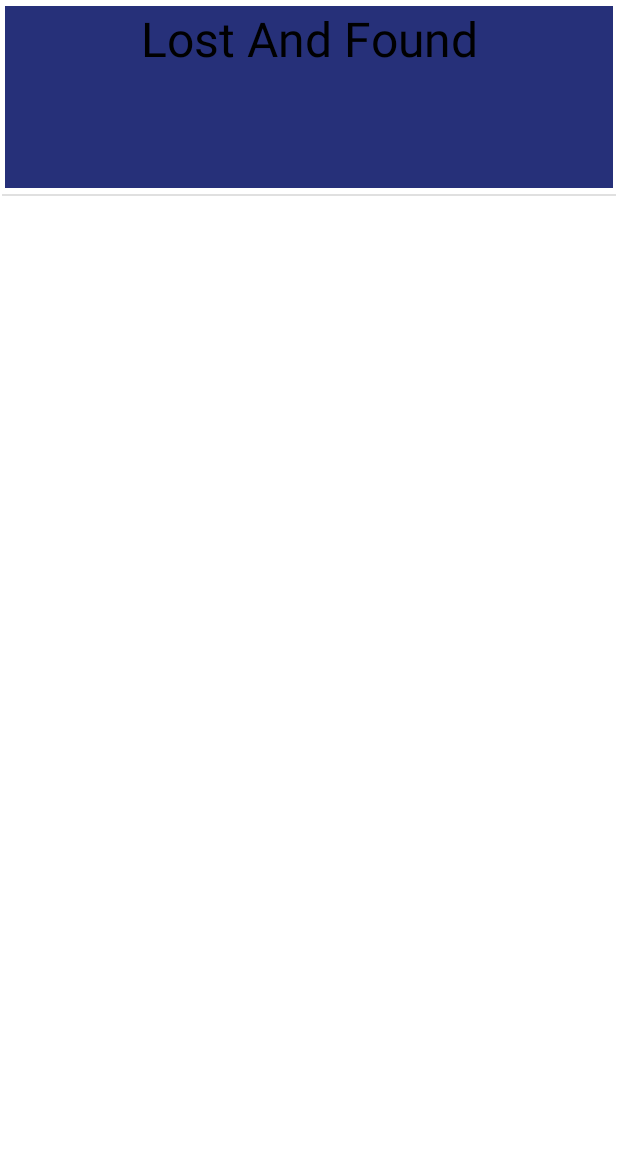
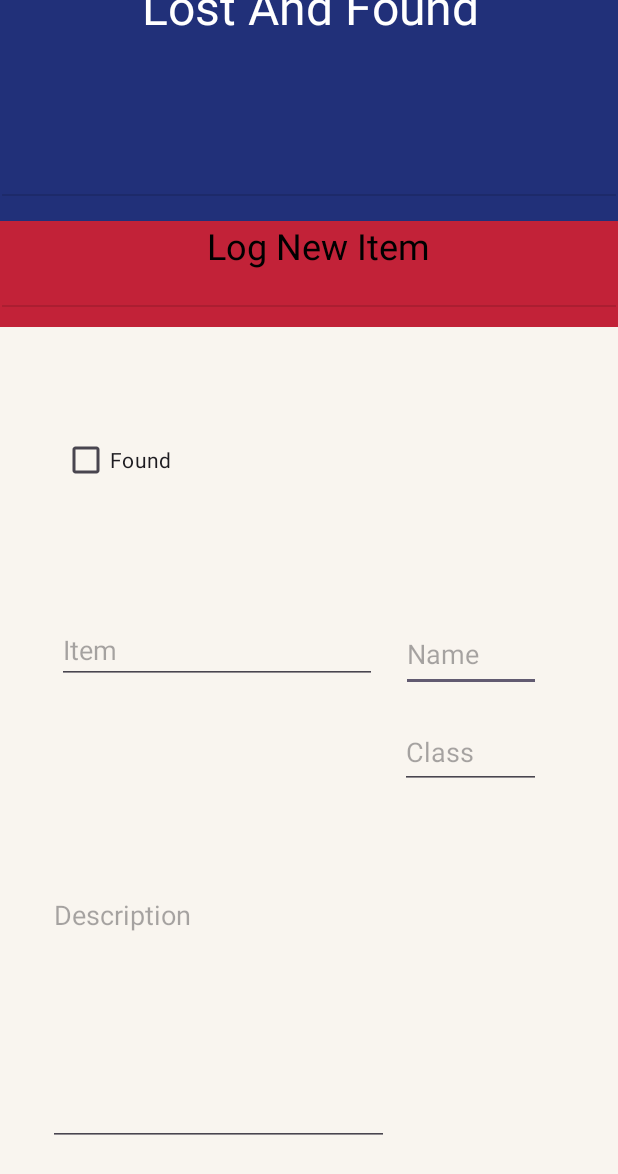
Before and after one commit to Chuck67Mango/Yr11ITProjectLostAndFound, an Android app: the screen it shows after launch (MainActivity), on a phone screen of 412 x 824 dp. Shown: the top 1174 px of the screen. Run offline under Robolectric (Android 15) with nearby library versions, the phone set to English and light mode, and no system bars.

Commit message:
working on design

```diff
--- a/app/src/main/res/layout/activity_main.xml
+++ b/app/src/main/res/layout/activity_main.xml
@@ -9,12 +9,12 @@
 
     <TextView
         android:id="@+id/textView"
-        android:layout_width="405dp"
-        android:layout_height="121dp"
-        android:background="#263079"
+        android:layout_width="608dp"
+        android:layout_height="165dp"
+        android:background="#213079"
         android:text="Lost And Found"
         android:textAlignment="center"
-        android:textColor="#000000"
+        android:textColor="#FFFFFF"
         android:textSize="32sp"
         app:layout_constraintBottom_toTopOf="@+id/divider2"
         app:layout_constraintEnd_toEndOf="parent"
@@ -32,4 +32,113 @@
         app:layout_constraintTop_toTopOf="parent"
         app:layout_constraintVertical_bias="0.157" />
 
+    <TextView
+        android:id="@+id/textView2"
+        android:layout_width="609dp"
+        android:layout_height="73dp"
+        android:background="#C22238"
+        android:text="Log New Item"
+        android:textAlignment="center"
+        android:textColor="#000000"
+        android:textSize="24sp"
+        app:layout_constraintBottom_toBottomOf="@+id/divider"
+        app:layout_constraintEnd_toEndOf="parent"
+        app:layout_constraintHorizontal_bias="0.476"
+        app:layout_constraintStart_toStartOf="parent"
+        app:layout_constraintTop_toBottomOf="@+id/textView"
+        app:layout_constraintVertical_bias="0.0" />
+
+    <View
+        android:id="@+id/divider"
+        android:layout_width="409dp"
+        android:layout_height="1dp"
+        android:background="?android:attr/listDivider"
+        app:layout_constraintBottom_toBottomOf="parent"
+        app:layout_constraintEnd_toEndOf="parent"
+        app:layout_constraintHorizontal_bias="0.502"
+        app:layout_constraintStart_toStartOf="parent"
+        app:layout_constraintTop_toBottomOf="@+id/textView"
+        app:layout_constraintVertical_bias="0.083" />
+
+    <TextView
+        android:id="@+id/textView3"
+        android:layout_width="497dp"
+        android:layout_height="614dp"
+        android:background="#F9F5EF"
+        app:layout_constraintBottom_toBottomOf="parent"
+        app:layout_constraintEnd_toEndOf="parent"
+        app:layout_constraintHorizontal_bias="0.504"
+        app:layout_constraintStart_toStartOf="parent"
+        app:layout_constraintTop_toBottomOf="@+id/textView2"
+        app:layout_constraintVertical_bias="0.31" />
+
+    <EditText
+        android:id="@+id/editTextText2"
+        android:layout_width="93dp"
+        android:layout_height="50dp"
+        android:ems="10"
+        android:hint="Name"
+        android:inputType="text"
+        app:layout_constraintBottom_toBottomOf="parent"
+        app:layout_constraintEnd_toEndOf="parent"
+        app:layout_constraintHorizontal_bias="0.839"
+        app:layout_constraintStart_toStartOf="parent"
+        app:layout_constraintTop_toBottomOf="@+id/divider"
+        app:layout_constraintVertical_bias="0.363" />
+
+    <EditText
+        android:id="@+id/editTextText"
+        android:layout_width="94dp"
+        android:layout_height="49dp"
+        android:ems="10"
+        android:hint="Class"
+        android:inputType="text"
+        app:layout_constraintBottom_toBottomOf="parent"
+        app:layout_constraintEnd_toEndOf="parent"
+        app:layout_constraintHorizontal_bias="0.839"
+        app:layout_constraintStart_toStartOf="parent"
+        app:layout_constraintTop_toBottomOf="@+id/divider"
+        app:layout_constraintVertical_bias="0.477" />
+
+    <CheckBox
+        android:id="@+id/checkBox"
+        android:layout_width="wrap_content"
+        android:layout_height="wrap_content"
+        android:text="Found"
+        app:layout_constraintBottom_toBottomOf="parent"
+        app:layout_constraintEnd_toEndOf="parent"
+        app:layout_constraintHorizontal_bias="0.123"
+        app:layout_constraintStart_toStartOf="parent"
+        app:layout_constraintTop_toBottomOf="@+id/textView2"
+        app:layout_constraintVertical_bias="0.112" />
+
+    <EditText
+        android:id="@+id/editTextText4"
+        android:layout_width="wrap_content"
+        android:layout_height="wrap_content"
+        android:ems="10"
+        android:hint="Item"
+        android:inputType="text"
+        app:layout_constraintBottom_toBottomOf="parent"
+        app:layout_constraintEnd_toEndOf="parent"
+        app:layout_constraintHorizontal_bias="0.192"
+        app:layout_constraintStart_toStartOf="parent"
+        app:layout_constraintTop_toBottomOf="@+id/textView2"
+        app:layout_constraintVertical_bias="0.34" />
+
+    <EditText
+        android:id="@+id/editTextText6"
+        android:layout_width="227dp"
+        android:layout_height="308dp"
+        android:layout_marginBottom="307dp"
+        android:ems="10"
+        android:hint="Description"
+        android:inputType="text"
+        app:layout_constraintBottom_toBottomOf="@+id/textView3"
+        app:layout_constraintEnd_toEndOf="parent"
+        app:layout_constraintHorizontal_bias="0.174"
+        app:layout_constraintStart_toStartOf="parent"
+        app:layout_constraintTop_toBottomOf="@+id/editTextText4"
+        app:layout_constraintVertical_bias="0.0" />
+
 </androidx.constraintlayout.widget.ConstraintLayout>
```
